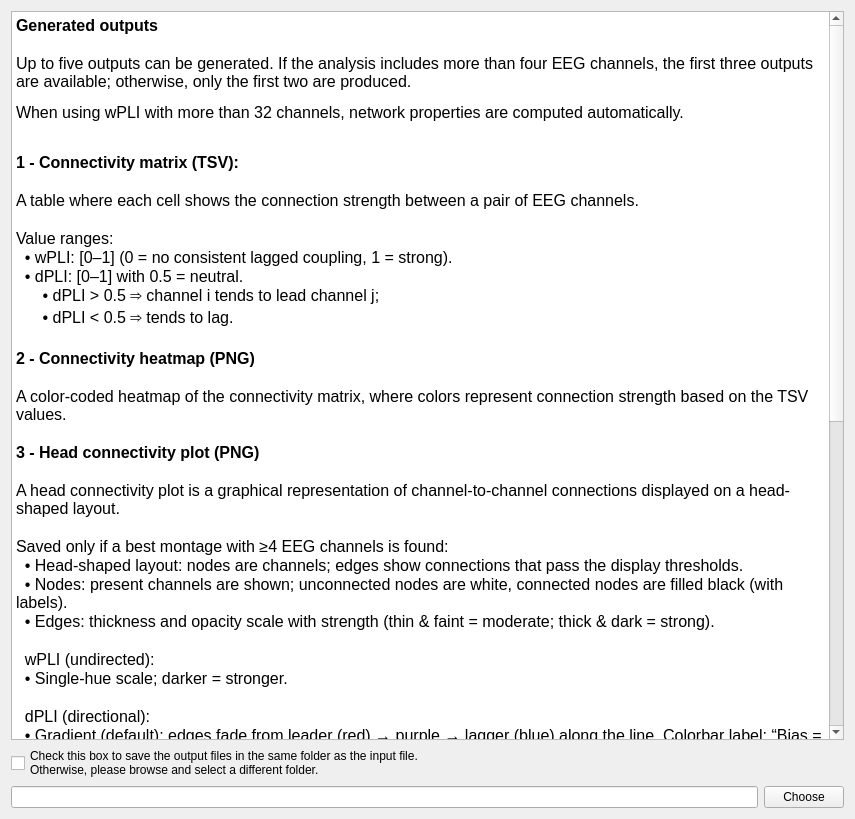
Qt form tools/CEAMSTools/AnalyzeEEGConnectivity/OutputFiles/Ui_OutputFiles.ui (SnoozToolbox/snooz-package-ceams) before a commit.
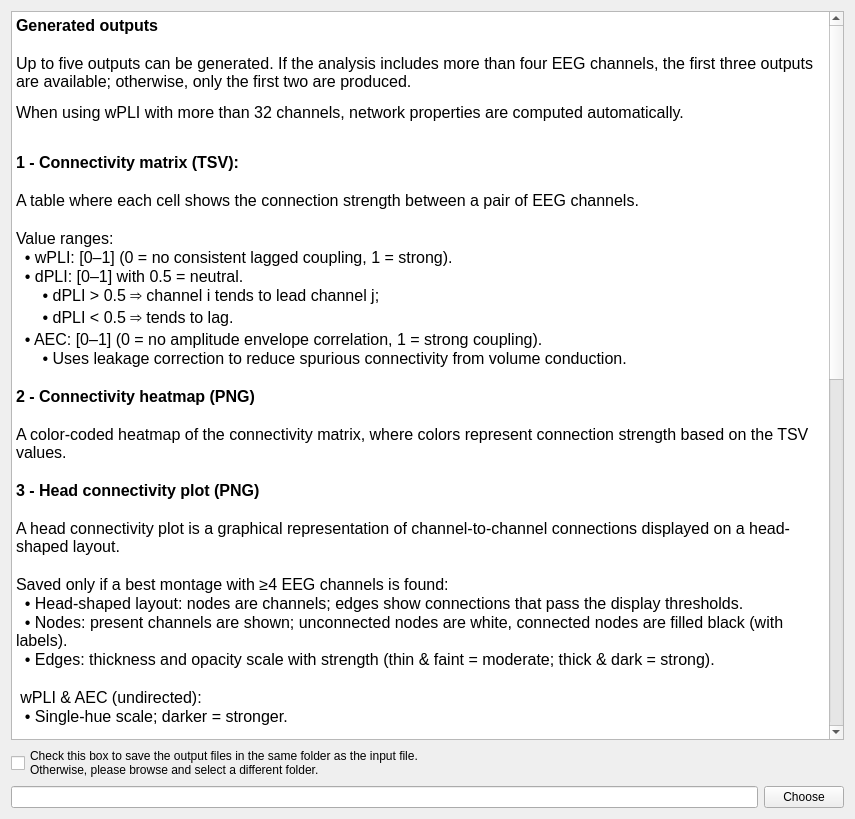
The same form after that commit.

Commit message: Update Connectivity UI for AEC

```diff
--- a/tools/CEAMSTools/AnalyzeEEGConnectivity/OutputFiles/Ui_OutputFiles.ui
+++ b/tools/CEAMSTools/AnalyzeEEGConnectivity/OutputFiles/Ui_OutputFiles.ui
@@ -50,6 +50,8 @@
 &lt;p style=&quot; margin-top:0px; margin-bottom:0px; margin-left:0px; margin-right:0px; -qt-block-indent:0; text-indent:0px;&quot;&gt;  • dPLI: [0–1] with 0.5 = neutral.&lt;/p&gt;
 &lt;p style=&quot; margin-top:0px; margin-bottom:0px; margin-left:0px; margin-right:0px; -qt-block-indent:0; text-indent:0px;&quot;&gt;      • dPLI &amp;gt; 0.5 ⇒ channel i tends to lead channel j; &lt;/p&gt;
 &lt;p style=&quot; margin-top:0px; margin-bottom:0px; margin-left:0px; margin-right:0px; -qt-block-indent:0; text-indent:0px;&quot;&gt;      • dPLI &amp;lt; 0.5 ⇒ tends to lag.&lt;/p&gt;
+&lt;p style=&quot; margin-top:0px; margin-bottom:0px; margin-left:0px; margin-right:0px; -qt-block-indent:0; text-indent:0px;&quot;&gt;  • AEC: [0–1] (0 = no amplitude envelope correlation, 1 = strong coupling).&lt;/p&gt;
+&lt;p style=&quot; margin-top:0px; margin-bottom:0px; margin-left:0px; margin-right:0px; -qt-block-indent:0; text-indent:0px;&quot;&gt;      • Uses leakage correction to reduce spurious connectivity from volume conduction.&lt;/p&gt;
 &lt;p style=&quot;-qt-paragraph-type:empty; margin-top:0px; margin-bottom:0px; margin-left:0px; margin-right:0px; -qt-block-indent:0; text-indent:0px;&quot;&gt;&lt;br /&gt;&lt;/p&gt;
 &lt;p style=&quot; margin-top:0px; margin-bottom:0px; margin-left:0px; margin-right:0px; -qt-block-indent:0; text-indent:0px;&quot;&gt;&lt;span style=&quot; font-weight:700;&quot;&gt;2 - Connectivity heatmap (PNG)&lt;/span&gt;&lt;/p&gt;
 &lt;p style=&quot;-qt-paragraph-type:empty; margin-top:0px; margin-bottom:0px; margin-left:0px; margin-right:0px; -qt-block-indent:0; text-indent:0px; font-weight:700;&quot;&gt;&lt;br /&gt;&lt;/p&gt;
@@ -64,7 +66,7 @@
 &lt;p style=&quot; margin-top:0px; margin-bottom:0px; margin-left:0px; margin-right:0px; -qt-block-indent:0; text-indent:0px;&quot;&gt;  • Nodes: present channels are shown; unconnected nodes are white, connected nodes are filled black (with labels).&lt;/p&gt;
 &lt;p style=&quot; margin-top:0px; margin-bottom:0px; margin-left:0px; margin-right:0px; -qt-block-indent:0; text-indent:0px;&quot;&gt;  • Edges: thickness and opacity scale with strength (thin &amp;amp; faint = moderate; thick &amp;amp; dark = strong).&lt;/p&gt;
 &lt;p style=&quot;-qt-paragraph-type:empty; margin-top:0px; margin-bottom:0px; margin-left:0px; margin-right:0px; -qt-block-indent:0; text-indent:0px;&quot;&gt;&lt;br /&gt;&lt;/p&gt;
-&lt;p style=&quot; margin-top:0px; margin-bottom:0px; margin-left:0px; margin-right:0px; -qt-block-indent:0; text-indent:0px;&quot;&gt;  wPLI (undirected):&lt;/p&gt;
+&lt;p style=&quot; margin-top:0px; margin-bottom:0px; margin-left:0px; margin-right:0px; -qt-block-indent:0; text-indent:0px;&quot;&gt; wPLI &amp;amp; AEC (undirected):&lt;/p&gt;
 &lt;p style=&quot; margin-top:0px; margin-bottom:0px; margin-left:0px; margin-right:0px; -qt-block-indent:0; text-indent:0px;&quot;&gt;  • Single-hue scale; darker = stronger.&lt;/p&gt;
 &lt;p style=&quot;-qt-paragraph-type:empty; margin-top:0px; margin-bottom:0px; margin-left:0px; margin-right:0px; -qt-block-indent:0; text-indent:0px;&quot;&gt;&lt;br /&gt;&lt;/p&gt;
 &lt;p style=&quot; margin-top:0px; margin-bottom:0px; margin-left:0px; margin-right:0px; -qt-block-indent:0; text-indent:0px;&quot;&gt;  dPLI (directional): &lt;/p&gt;
@@ -77,18 +79,24 @@
 &lt;p style=&quot;-qt-paragraph-type:empty; margin-top:0px; margin-bottom:0px; margin-left:0px; margin-right:0px; -qt-block-indent:0; text-indent:0px;&quot;&gt;&lt;br /&gt;&lt;/p&gt;
 &lt;p style=&quot; margin-top:0px; margin-bottom:0px; margin-left:0px; margin-right:0px; -qt-block-indent:0; text-indent:0px;&quot;&gt;&lt;span style=&quot; font-weight:700;&quot;&gt;Default Display Thresholds &lt;/span&gt;&lt;/p&gt;
 &lt;p style=&quot;-qt-paragraph-type:empty; margin-top:0px; margin-bottom:0px; margin-left:0px; margin-right:0px; -qt-block-indent:0; text-indent:0px;&quot;&gt;&lt;br /&gt;&lt;/p&gt;
-&lt;p style=&quot; margin-top:0px; margin-bottom:0px; margin-left:0px; margin-right:0px; -qt-block-indent:0; text-indent:0px;&quot;&gt;dPLI (bias = dPLI − 0.5):&lt;/p&gt;
-&lt;p style=&quot; margin-top:0px; margin-bottom:0px; margin-left:0px; margin-right:0px; -qt-block-indent:0; text-indent:0px;&quot;&gt;  • neutral_abs = 0.01 (ignore below),&lt;/p&gt;
-&lt;p style=&quot; margin-top:0px; margin-bottom:0px; margin-left:0px; margin-right:0px; -qt-block-indent:0; text-indent:0px;&quot;&gt;  • moderate_abs = 0.02 (thin &amp;amp; faint),&lt;/p&gt;
-&lt;p style=&quot; margin-top:0px; margin-bottom:0px; margin-left:0px; margin-right:0px; -qt-block-indent:0; text-indent:0px;&quot;&gt;  • strong_abs = 0.08 (thick &amp;amp; dark),&lt;/p&gt;
-&lt;p style=&quot; margin-top:0px; margin-bottom:0px; margin-left:0px; margin-right:0px; -qt-block-indent:0; text-indent:0px;&quot;&gt;  • max_abs = 0.25 (color/opacity scaling only).&lt;/p&gt;
-&lt;p style=&quot;-qt-paragraph-type:empty; margin-top:0px; margin-bottom:0px; margin-left:0px; margin-right:0px; -qt-block-indent:0; text-indent:0px;&quot;&gt;&lt;br /&gt;&lt;/p&gt;
 &lt;p style=&quot; margin-top:0px; margin-bottom:0px; margin-left:0px; margin-right:0px; -qt-block-indent:0; text-indent:0px;&quot;&gt;wPLI (0–1):&lt;/p&gt;
 &lt;p style=&quot; margin-top:0px; margin-bottom:0px; margin-left:0px; margin-right:0px; -qt-block-indent:0; text-indent:0px;&quot;&gt;  • neutral_min = 0.05 (ignore below),&lt;/p&gt;
 &lt;p style=&quot; margin-top:0px; margin-bottom:0px; margin-left:0px; margin-right:0px; -qt-block-indent:0; text-indent:0px;&quot;&gt;  • moderate_min = 0.10 (thin &amp;amp; faint),&lt;/p&gt;
 &lt;p style=&quot; margin-top:0px; margin-bottom:0px; margin-left:0px; margin-right:0px; -qt-block-indent:0; text-indent:0px;&quot;&gt;  • strong_min = 0.20 (thick &amp;amp; dark),  &lt;/p&gt;
 &lt;p style=&quot; margin-top:0px; margin-bottom:0px; margin-left:0px; margin-right:0px; -qt-block-indent:0; text-indent:0px;&quot;&gt;  • max_val = 0.40 (color/opacity scaling only).&lt;/p&gt;
 &lt;p style=&quot;-qt-paragraph-type:empty; margin-top:0px; margin-bottom:0px; margin-left:0px; margin-right:0px; -qt-block-indent:0; text-indent:0px;&quot;&gt;&lt;br /&gt;&lt;/p&gt;
+&lt;p style=&quot; margin-top:0px; margin-bottom:0px; margin-left:0px; margin-right:0px; -qt-block-indent:0; text-indent:0px;&quot;&gt;dPLI (bias = dPLI − 0.5):&lt;/p&gt;
+&lt;p style=&quot; margin-top:0px; margin-bottom:0px; margin-left:0px; margin-right:0px; -qt-block-indent:0; text-indent:0px;&quot;&gt;  • neutral_abs = 0.01 (ignore below),&lt;/p&gt;
+&lt;p style=&quot; margin-top:0px; margin-bottom:0px; margin-left:0px; margin-right:0px; -qt-block-indent:0; text-indent:0px;&quot;&gt;  • moderate_abs = 0.02 (thin &amp;amp; faint),&lt;/p&gt;
+&lt;p style=&quot; margin-top:0px; margin-bottom:0px; margin-left:0px; margin-right:0px; -qt-block-indent:0; text-indent:0px;&quot;&gt;  • strong_abs = 0.08 (thick &amp;amp; dark),&lt;/p&gt;
+&lt;p style=&quot; margin-top:0px; margin-bottom:0px; margin-left:0px; margin-right:0px; -qt-block-indent:0; text-indent:0px;&quot;&gt;  • max_abs = 0.25 (color/opacity scaling only).&lt;/p&gt;
+&lt;p style=&quot;-qt-paragraph-type:empty; margin-top:0px; margin-bottom:0px; margin-left:0px; margin-right:0px; -qt-block-indent:0; text-indent:0px;&quot;&gt;&lt;br /&gt;&lt;/p&gt;
+&lt;p style=&quot; margin-top:0px; margin-bottom:0px; margin-left:0px; margin-right:0px; -qt-block-indent:0; text-indent:0px;&quot;&gt;AEC (0–1):&lt;/p&gt;
+&lt;p style=&quot; margin-top:0px; margin-bottom:0px; margin-left:0px; margin-right:0px; -qt-block-indent:0; text-indent:0px;&quot;&gt;  • neutral_min = 0.10 (ignore below),&lt;/p&gt;
+&lt;p style=&quot; margin-top:0px; margin-bottom:0px; margin-left:0px; margin-right:0px; -qt-block-indent:0; text-indent:0px;&quot;&gt;  • moderate_min = 0.20 (thin &amp;amp; faint),&lt;/p&gt;
+&lt;p style=&quot; margin-top:0px; margin-bottom:0px; margin-left:0px; margin-right:0px; -qt-block-indent:0; text-indent:0px;&quot;&gt;  • strong_min = 0.35 (thick &amp;amp; dark),&lt;/p&gt;
+&lt;p style=&quot; margin-top:0px; margin-bottom:0px; margin-left:0px; margin-right:0px; -qt-block-indent:0; text-indent:0px;&quot;&gt;  • max_val = 0.60 (color/opacity scaling only).&lt;/p&gt;
+&lt;p style=&quot;-qt-paragraph-type:empty; margin-top:0px; margin-bottom:0px; margin-left:0px; margin-right:0px; -qt-block-indent:0; text-indent:0px;&quot;&gt;&lt;br /&gt;&lt;/p&gt;
 &lt;p style=&quot; margin-top:0px; margin-bottom:0px; margin-left:0px; margin-right:0px; -qt-block-indent:0; text-indent:0px;&quot;&gt;&lt;span style=&quot; font-weight:700;&quot;&gt;4 -  Network Properties (TSV)&lt;/span&gt;&lt;/p&gt;
 &lt;p style=&quot; margin-top:0px; margin-bottom:0px; margin-left:0px; margin-right:0px; -qt-block-indent:0; text-indent:0px;&quot;&gt;Per-window values of characteristic path length, clustering coefficient, global efficiency, small-worldness, modularity, and mean participation coefficient. If minimally spanning tree mode is used, the selected threshold per window is also included.&lt;/p&gt;
 &lt;p style=&quot;-qt-paragraph-type:empty; margin-top:0px; margin-bottom:0px; margin-left:0px; margin-right:0px; -qt-block-indent:0; text-indent:0px;&quot;&gt;&lt;br /&gt;&lt;/p&gt;
```
The commit also changes 6 other files.
